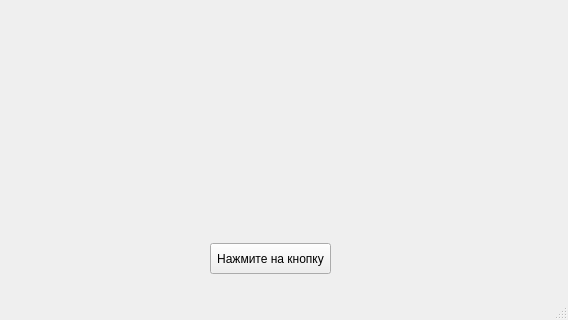
Nikita150504/number2, file UI.ui: the form before one commit; both pictures show x 0 to 568 and y 257 to 577 of the 568 by 577 pixel window.
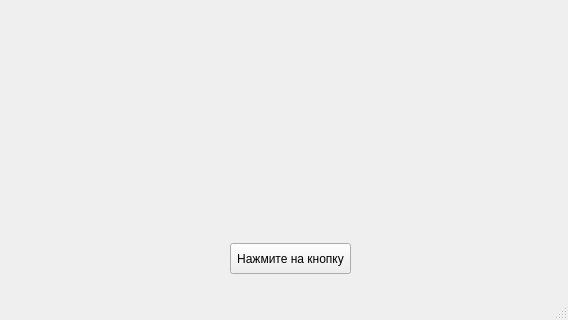
The form after the commit.

Commit message: New day — new print

Patch:
```diff
--- a/UI.ui
+++ b/UI.ui
@@ -17,7 +17,7 @@
    <widget class="QPushButton" name="pushButton">
     <property name="geometry">
      <rect>
-      <x>210</x>
+      <x>230</x>
       <y>500</y>
       <width>121</width>
       <height>31</height>
```
The commit also changes 1 other file.
